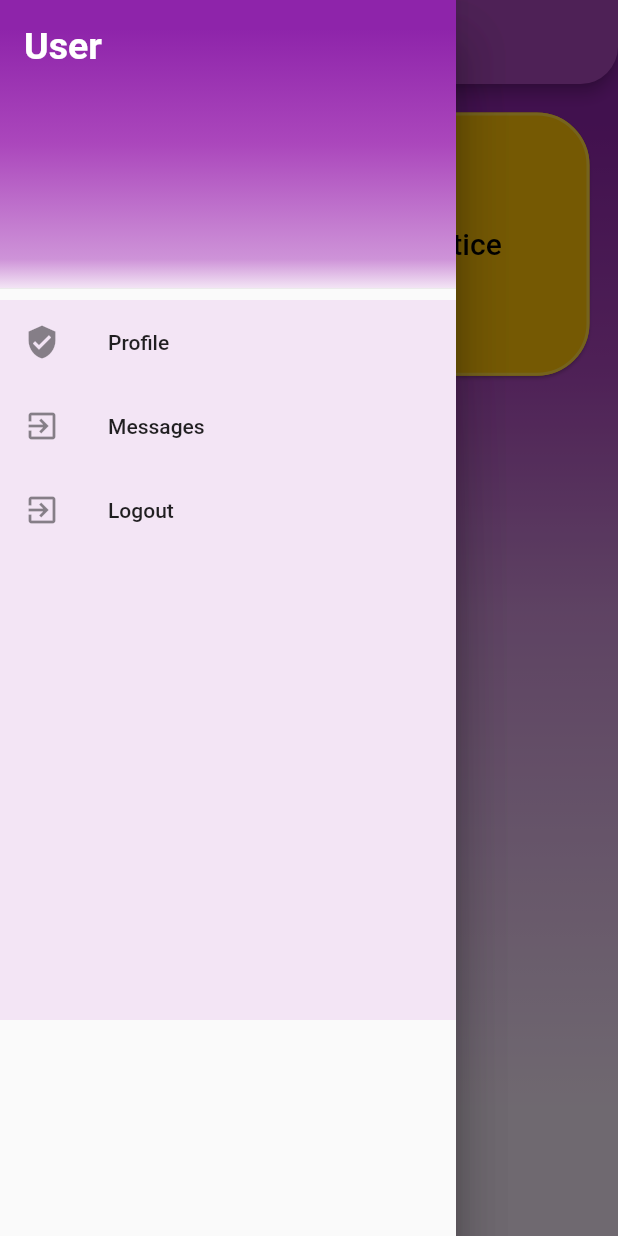
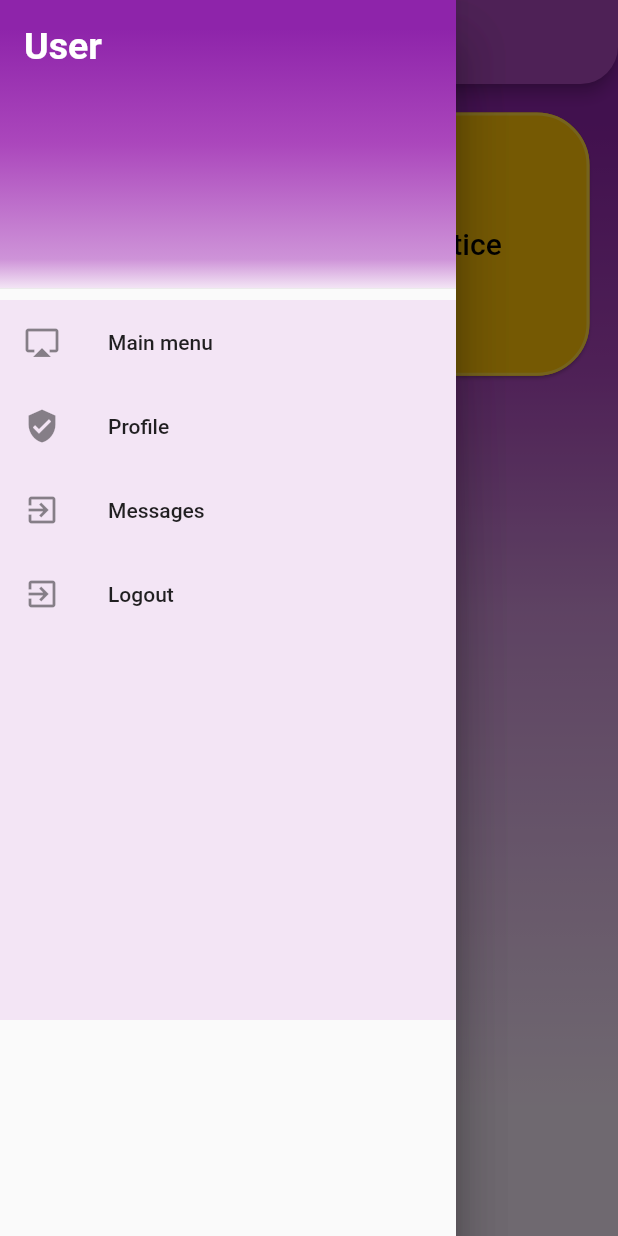
Before and after one commit to Sekarre/eDiaryMobile, a Flutter app: the HomePage screen opened directly, in the side drawer, after a tap on "Messages", on a phone screen of 412 x 824 dp. Run offline on Flutter 3.47's test engine with Material 2 defaults, Android fonts, the light colour scheme and no system bars; our stand-ins replace flutter_secure_storage, rflutter_alert; accounts and stored records are empty.

Commit message:
added additional main menu button in navbar

```diff
--- a/e_diary_mobile/lib/navbar/nav_drawer.dart
+++ b/e_diary_mobile/lib/navbar/nav_drawer.dart
@@ -64,6 +64,7 @@ class NavDrawer extends StatelessWidget {
             color: Color(0xFFF3E5F5),
             child: new Column(
               children: <Widget> [
+                homeTile(context),
                 profileTile(context),
                 messagesTile(context),
                 logoutTile(context),
@@ -105,6 +106,7 @@ class NavDrawer extends StatelessWidget {
             color: Color(0xFFF3E5F5),
             child: new Column(
               children: <Widget> [
+                homeTile(context),
                 profileTile(context),
                 messagesTile(context),
                 createClassTile(context),
@@ -148,6 +150,7 @@ class NavDrawer extends StatelessWidget {
               color: Color(0xFFF3E5F5),
               child: new Column(
                 children: <Widget> [
+                  homeTile(context),
                   profileTile(context),
                   createClassTile(context),
                   manageClassTile(context),
@@ -160,6 +163,21 @@ class NavDrawer extends StatelessWidget {
             ),
         ],
       ),
+    );
+  }
+
+  ListTile homeTile(BuildContext context) {
+    return ListTile(
+      leading: Icon(Icons.airplay),
+      title: Text('Main menu'),
+      onTap: () => {
+        Navigator.push(
+            context,
+            MaterialPageRoute(
+                builder: (context) => MyApp()
+            )
+        )
+      },
     );
   }
 
```
